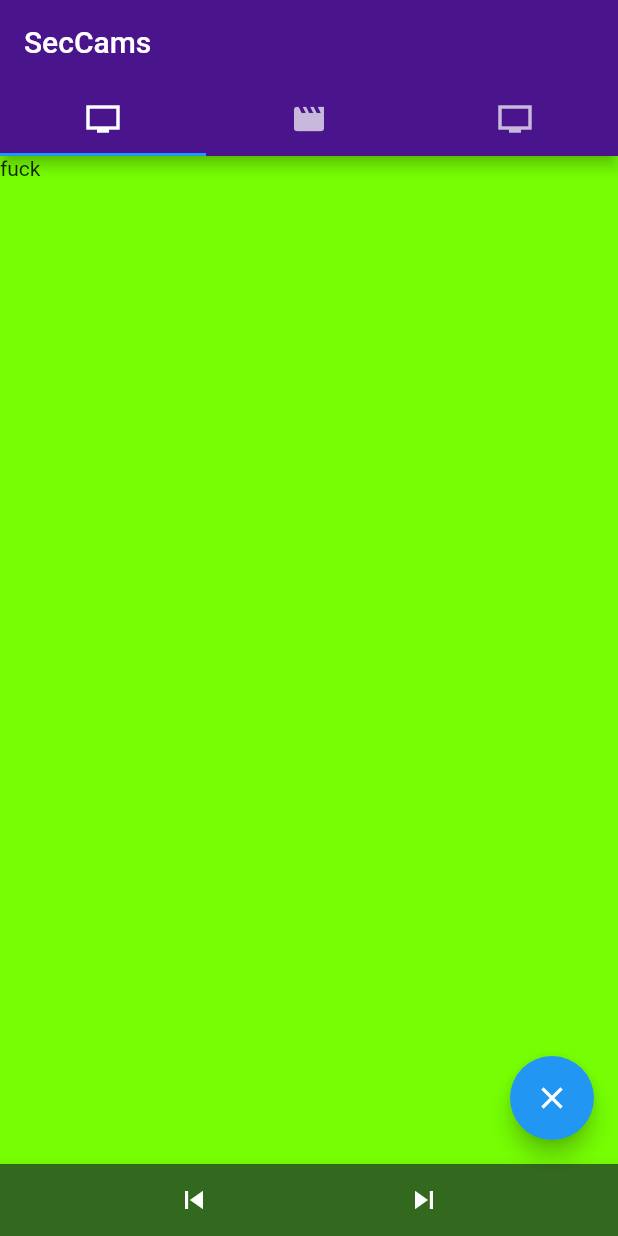
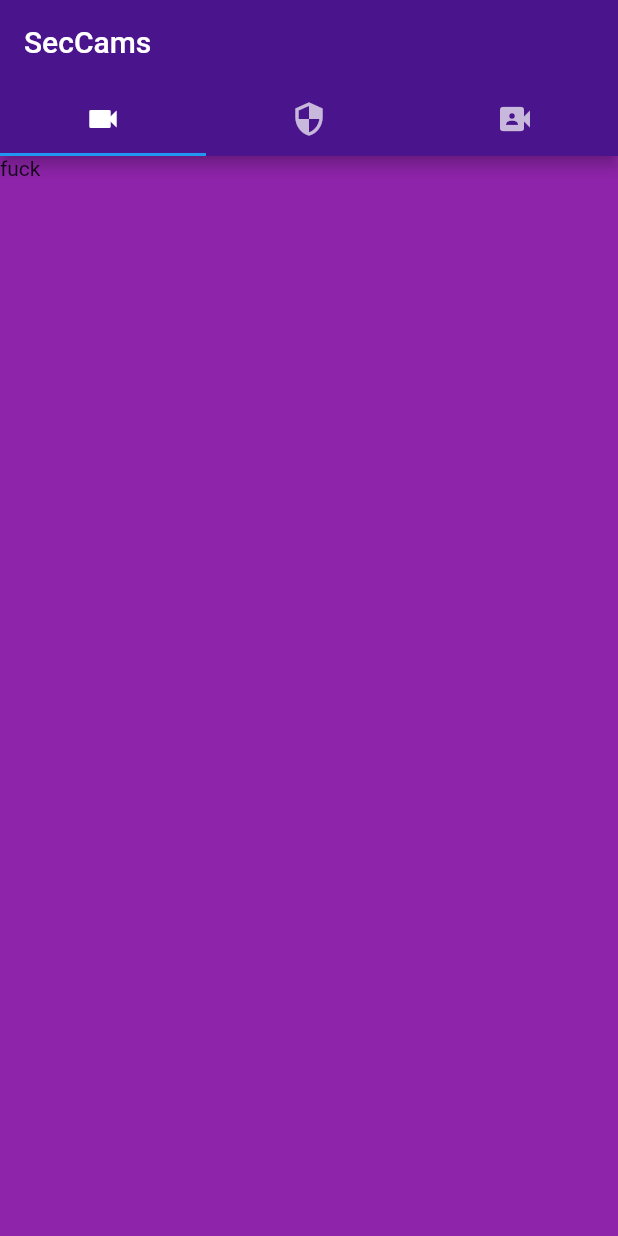
Before and after one commit to cjsmocjsmo/seccamflut, a Flutter app: the screen it shows after launch, on a phone screen of 412 x 824 dp. Run offline on Flutter 3.47's test engine with Material 2 defaults, Android fonts, the phone set to English and light mode, and no system bars.

Commit message:
removing stuff

```diff
--- a/lib/mainscreen.dart
+++ b/lib/mainscreen.dart
@@ -42,50 +42,51 @@ class MainScreen extends StatelessWidget {
           backgroundColor: Colors.purple[900],
           bottom: TabBar(
             tabs: [
-              Tab(icon: Icon(Icons.tv_sharp)),
-              Tab(icon: Icon(Icons.movie_creation_sharp)),
-              Tab(icon: Icon(Icons.tv_sharp)),
+
+              Tab(icon: Icon(Icons.videocam)),
+              Tab(icon: Icon(Icons.security)),
+              Tab(icon: Icon(Icons.video_camera_front)),
             ],
           ),
         ),
-        bottomNavigationBar: BottomAppBar(
-          color: Colors.lightGreen[900],
-          child: Row(
-            children: [
-              Spacer(),
-              IconButton(
-                icon: Icon(Icons.skip_previous, color: Colors.white),
-                onPressed: () {
-                  final String apiPrevious = "http://192.168.0.42:8181/Previous";
-                  previousMov(apiPrevious);
-                },
-              ),
-              Spacer(),
-              IconButton(
-                icon: Icon(Icons.skip_next, color: Colors.white),
-                onPressed: () {
-                  final String apiNext = "http://192.168.0.42:8181/Next";
-                  nextMov(apiNext);
-                },
-              ),
-              Spacer(),
-            ],
-          ),
-        ),
-        floatingActionButton:
-          FloatingActionButton(
-          child: Icon(Icons.close_sharp),
-          onPressed: () {
-            final String apiStop = "http://192.168.0.42:8181/Stop";
-            stopMov(apiStop);
-          }
-        ),
-        floatingActionButtonLocation:
-            // FloatingActionButtonLocation.endDocked,
-            FloatingActionButtonLocation.endFloat,
+        // bottomNavigationBar: BottomAppBar(
+        //   color: Colors.lightGreen[900],
+        //   child: Row(
+        //     children: [
+        //       Spacer(),
+        //       IconButton(
+        //         icon: Icon(Icons.skip_previous, color: Colors.white),
+        //         onPressed: () {
+        //           final String apiPrevious = "http://192.168.0.42:8181/Previous";
+        //           previousMov(apiPrevious);
+        //         },
+        //       ),
+        //       Spacer(),
+        //       IconButton(
+        //         icon: Icon(Icons.skip_next, color: Colors.white),
+        //         onPressed: () {
+        //           final String apiNext = "http://192.168.0.42:8181/Next";
+        //           nextMov(apiNext);
+        //         },
+        //       ),
+        //       Spacer(),
+        //     ],
+        //   ),
+        // ),
+        // floatingActionButton:
+        //   FloatingActionButton(
+        //   child: Icon(Icons.close_sharp),
+        //   onPressed: () {
+        //     final String apiStop = "http://192.168.0.42:8181/Stop";
+        //     stopMov(apiStop);
+        //   }
+        // ),
+        // floatingActionButtonLocation:
+        //     // FloatingActionButtonLocation.endDocked,
+        //     FloatingActionButtonLocation.endFloat,
         body: Container(
           decoration: BoxDecoration(
-            color: Colors.lightGreenAccent.shade400,
+            color: Colors.purple[600],
           ),
           child: TabBarView(
             children: [
```
